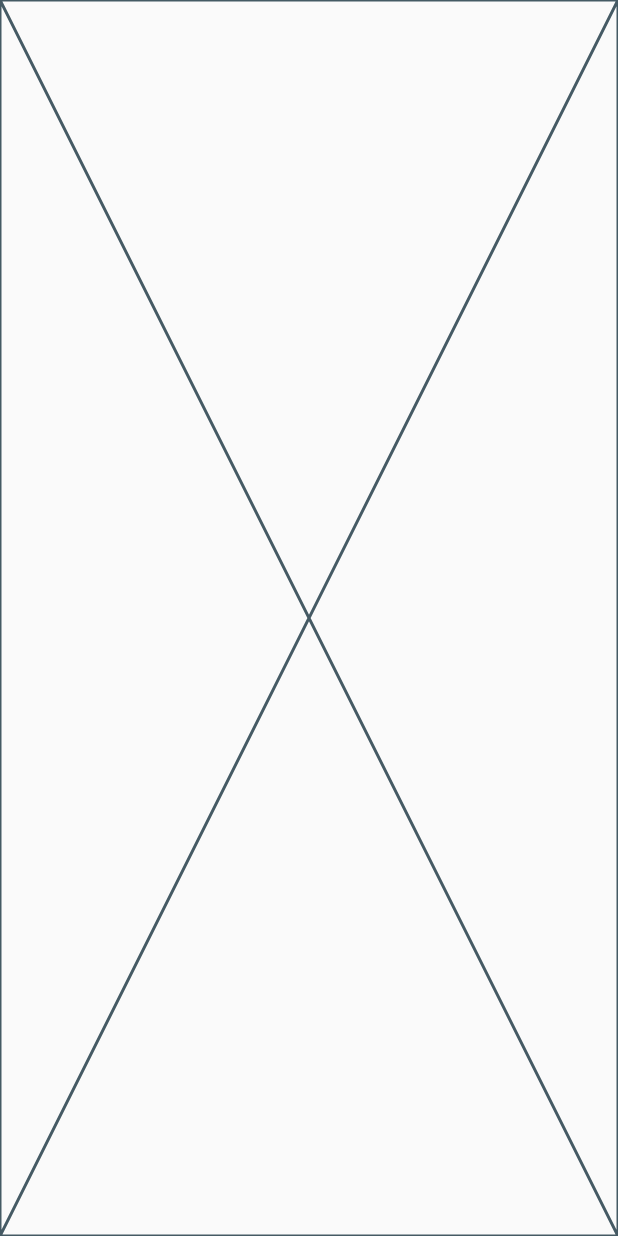
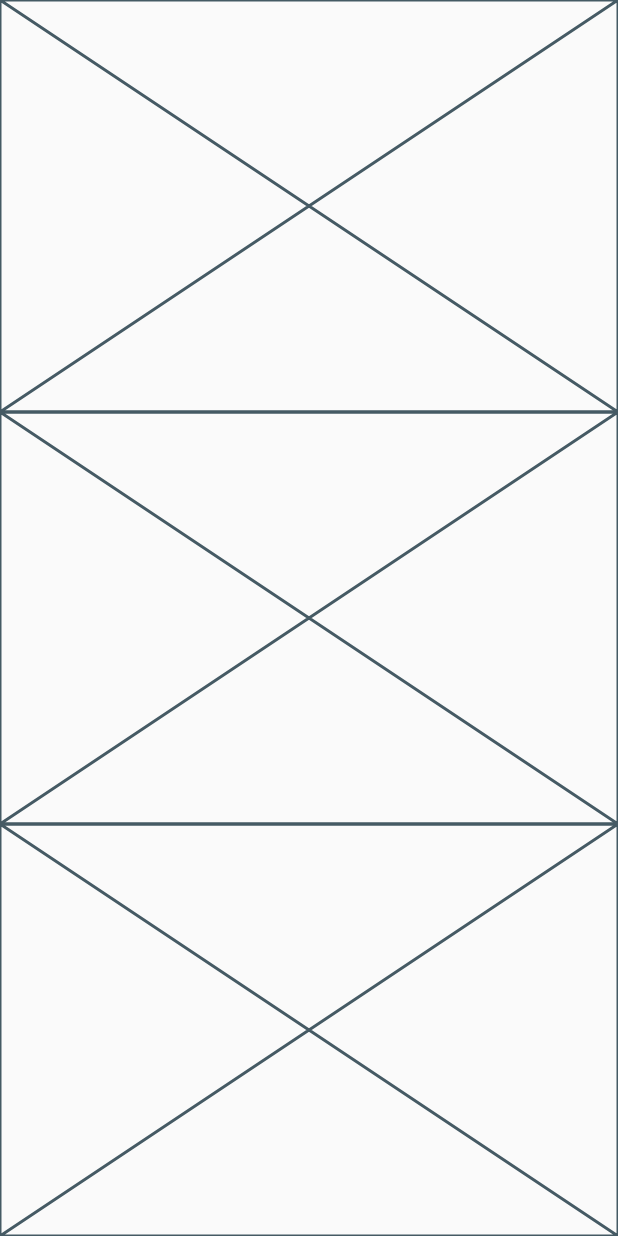
Before and after one commit to JAICHANGPARK/flutter_notebook_10th_story, a Flutter app: the screen it shows after launch, on a phone screen of 412 x 824 dp. Run offline on Flutter 3.47's test engine with Material 2 defaults, Android fonts, the phone set to English and light mode, and no system bars.

Commit message:
Update fashion_mobile_app.dart

```diff
--- a/lib/ep654_fashion_mobile_app/fashion_mobile_app.dart
+++ b/lib/ep654_fashion_mobile_app/fashion_mobile_app.dart
@@ -23,7 +23,9 @@ class _FashionHomePageState extends State<FashionHomePage> {
     return Scaffold(
        body: Column(
          children: [
-           Expanded(child: Placeholder())
+           Expanded(child: Placeholder()),
+           Expanded(child: Placeholder()),
+           Expanded(child: Placeholder()),
          ],
        ),
     );
```
